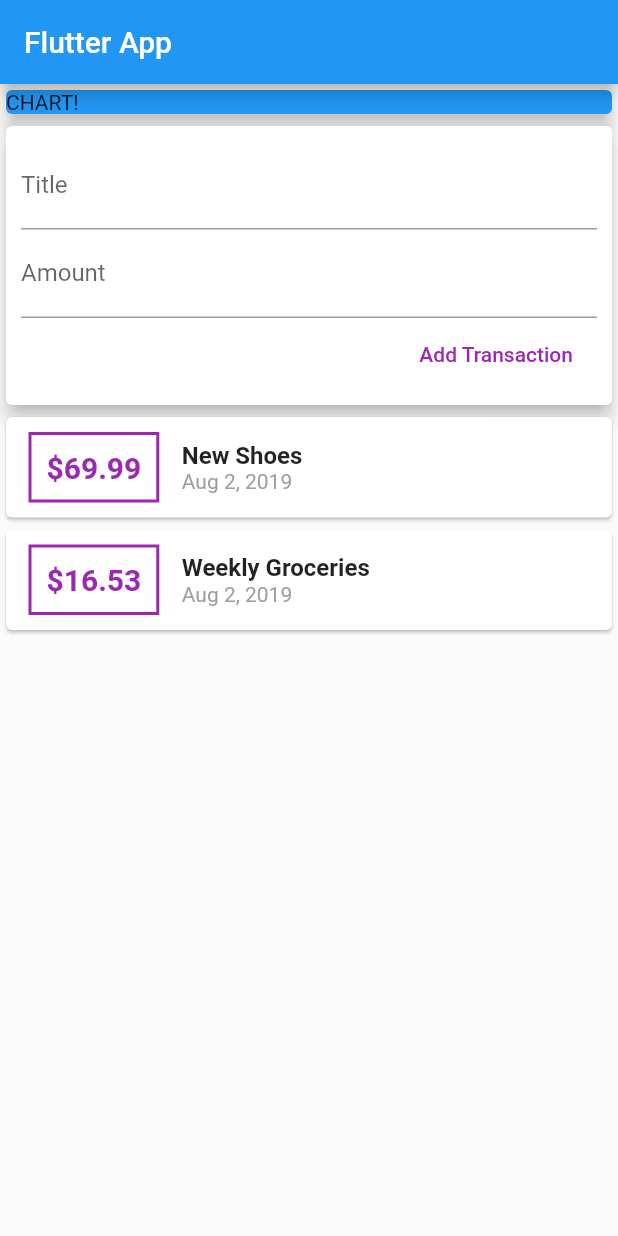
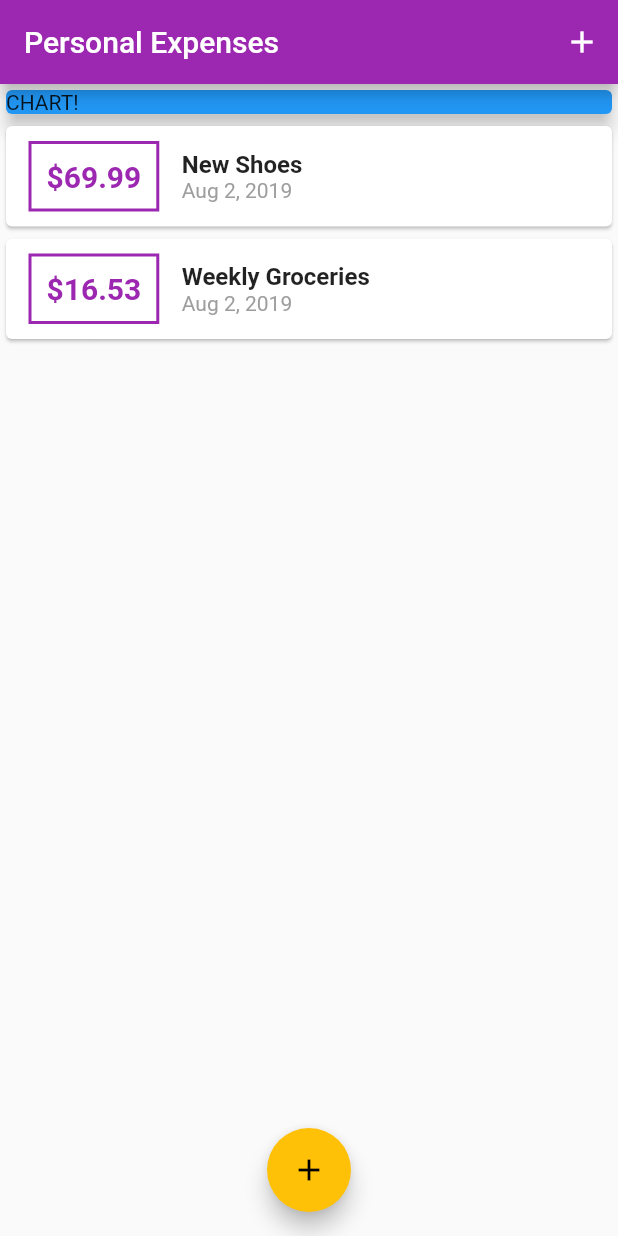
Before and after one commit to David1582/MaxFlutter, a Flutter app: the screen it shows after launch, on a phone screen of 412 x 824 dp. Run offline on Flutter 3.47's test engine with Material 2 defaults, Android fonts, the phone set to English and light mode, and no system bars.

```diff
--- a/expenseapp/lib/main.dart
+++ b/expenseapp/lib/main.dart
@@ -1,5 +1,8 @@
+import 'package:expenseapp/widgets/transaction_list.dart';
+import './widgets/new_transaction.dart';
 import 'package:flutter/material.dart';
-import './widgets/user_transactions.dart';
+import './widgets/transaction_list.dart';
+import './models/transaction.dart';
 
 void main() => runApp(MyApp());
 
@@ -7,25 +10,79 @@ class MyApp extends StatelessWidget {
   @override
   Widget build(BuildContext context) {
     return MaterialApp(
-      title: 'Flutter App',
+      title: 'Personal Expenses',
+      theme: ThemeData(
+        primarySwatch: Colors.purple,
+        accentColor: Colors.amber,
+      ),
       home: MyHomePage(),
     );
   }
 }
 
-class MyHomePage extends StatelessWidget {
+class MyHomePage extends StatefulWidget {
   // String titleInput;
   // String amountInput;
-  final titleController = TextEditingController();
-  final amountController = TextEditingController();
+  @override
+  _MyHomePageState createState() => _MyHomePageState();
+}
+
+class _MyHomePageState extends State<MyHomePage> {
+  final List<Transaction> _userTransactions = [
+    Transaction(
+      id: 't1',
+      title: 'New Shoes',
+      amount: 69.99,
+      date: DateTime.now(),
+    ),
+    Transaction(
+      id: 't2',
+      title: 'Weekly Groceries',
+      amount: 16.53,
+      date: DateTime.now(),
+    ),
+  ];
+
+  void _addNewTransaction(String txTitle, double txAmount) {
+    final newTx = Transaction(
+      title: txTitle,
+      amount: txAmount,
+      date: DateTime.now(),
+      id: DateTime.now().toString(),
+    );
+
+    setState(() {
+      _userTransactions.add(newTx);
+    });
+  }
+
+  void _startAddNewTransaction(BuildContext ctx) {
+    showModalBottomSheet(
+      context: ctx,
+      builder: (_) {
+        return GestureDetector(
+          onTap: () {},
+          child: NewTransaction(_addNewTransaction),
+          behavior: HitTestBehavior.opaque,
+        );
+      },
+    );
+  }
 
   @override
   Widget build(BuildContext context) {
     return Scaffold(
       appBar: AppBar(
-        title: Text('Flutter App'),
+        title: Text('Personal Expenses'),
+        actions: <Widget>[
+          IconButton(
+            icon: Icon(Icons.add),
+            onPressed: () => _startAddNewTransaction(context),
+          )
+        ],
       ),
-      body: Column(
+      body: SingleChildScrollView(
+        child: Column(
           // mainAxisAlignment: MainAxisAlignment.start,
           crossAxisAlignment: CrossAxisAlignment.stretch,
           children: <Widget>[
@@ -37,8 +94,14 @@ class MyHomePage extends StatelessWidget {
                 elevation: 5,
               ),
             ),
-          UserTransactions(),
+            TransactionList(_userTransactions),
           ],
+        ),
+      ),
+      floatingActionButtonLocation: FloatingActionButtonLocation.centerFloat,
+      floatingActionButton: FloatingActionButton(
+        child: Icon(Icons.add),
+        onPressed: () => _startAddNewTransaction(context),
       ),
     );
   }
--- a/expenseapp/lib/widgets/transaction_list.dart
+++ b/expenseapp/lib/widgets/transaction_list.dart
@@ -1,7 +1,6 @@
 import 'package:flutter/material.dart';
 import '../models/transaction.dart';
 import 'package:intl/intl.dart';
-
 
 class TransactionList extends StatelessWidget {
   final List<Transaction> transactions;
@@ -10,8 +9,10 @@ class TransactionList extends StatelessWidget {
 
   @override
   Widget build(BuildContext context) {
-    return Column(
-      children: transactions.map((tx) {
+    return Container(
+      height: 300,
+      child: ListView.builder(
+        itemBuilder: (ctx, index) {
           return Card(
             child: Row(
               children: <Widget>[
@@ -22,31 +23,31 @@ class TransactionList extends StatelessWidget {
                   ),
                   decoration: BoxDecoration(
                     border: Border.all(
-                    color: Colors.purple,
+                      color: Theme.of(context).primaryColor,
                       width: 2,
                     ),
                   ),
                   padding: EdgeInsets.all(10),
                   child: Text(
-                  '\$${tx.amount}',
+                    '\$${transactions[index].amount.toStringAsFixed(2)}',
                     style: TextStyle(
                         fontWeight: FontWeight.bold,
                         fontSize: 20,
-                      color: Colors.purple),
+                        color: Theme.of(context).primaryColor),
                   ),
                 ),
                 Column(
                   crossAxisAlignment: CrossAxisAlignment.start,
                   children: <Widget>[
                     Text(
-                    tx.title,
+                      transactions[index].title,
                       style: TextStyle(
                         fontWeight: FontWeight.bold,
                         fontSize: 16,
                       ),
                     ),
                     Text(
-                    DateFormat.yMMMd().format(tx.date),
+                      DateFormat.yMMMd().format(transactions[index].date),
                       style: TextStyle(
                         color: Colors.grey,
                       ),
@@ -56,7 +57,9 @@ class TransactionList extends StatelessWidget {
               ],
             ),
           );
-      }).toList(),
+        },
+        itemCount: transactions.length,
+      ),
     );
   }
 }
--- a/expenseapp/lib/widgets/user_transactions.dart
+++ /dev/null
@@ -1,49 +0,0 @@
-import 'package:flutter/material.dart';
-import './new_transaction.dart';
-import './transaction_list.dart';
-import '../models/transaction.dart';
-
-class UserTransactions extends StatefulWidget {
-  @override
-  _UserTransactionsState createState() => _UserTransactionsState();
-}
-
-class _UserTransactionsState extends State<UserTransactions> {
-  final List<Transaction> _userTransactions = [
-    Transaction(
-      id: 't1',
-      title: 'New Shoes',
-      amount: 69.99,
-      date: DateTime.now(),
-    ),
-    Transaction(
-      id: 't2',
-      title: 'Weekly Groceries',
-      amount: 16.53,
-      date: DateTime.now(),
-    ),
-  ];
-
-  void _addNewTransaction(String txTitle, double txAmount) {
-    final newTx = Transaction(
-      title: txTitle,
-      amount: txAmount,
-      date: DateTime.now(),
-      id: DateTime.now().toString(),
-    );
-
-    setState(() {
-     _userTransactions.add(newTx);
-    });
-  }
-
-  @override
-  Widget build(BuildContext context) {
-    return Column(
-      children: <Widget>[
-        NewTransaction(_addNewTransaction),
-        TransactionList(_userTransactions),
-      ],
-    );
-  }
-}
```
Also changed, not shown: expenseapp/lib/widgets/new_transaction.dart (+29 -8 lines), expenseapp/pubspec.yaml (+11 -11 lines), expenseapp/assets/fonts/OpenSans-Bold.ttf (added), expenseapp/assets/fonts/OpenSans-Regular.ttf (added), expenseapp/assets/fonts/Quicksand-Bold.ttf (added), expenseapp/assets/fonts/Quicksand-Light.ttf (added), expenseapp/assets/fonts/Quicksand-Medium.ttf (added), expenseapp/assets/fonts/Quicksand-Regular.ttf (added). Lines whose indentation alone changed are shown as unchanged.
